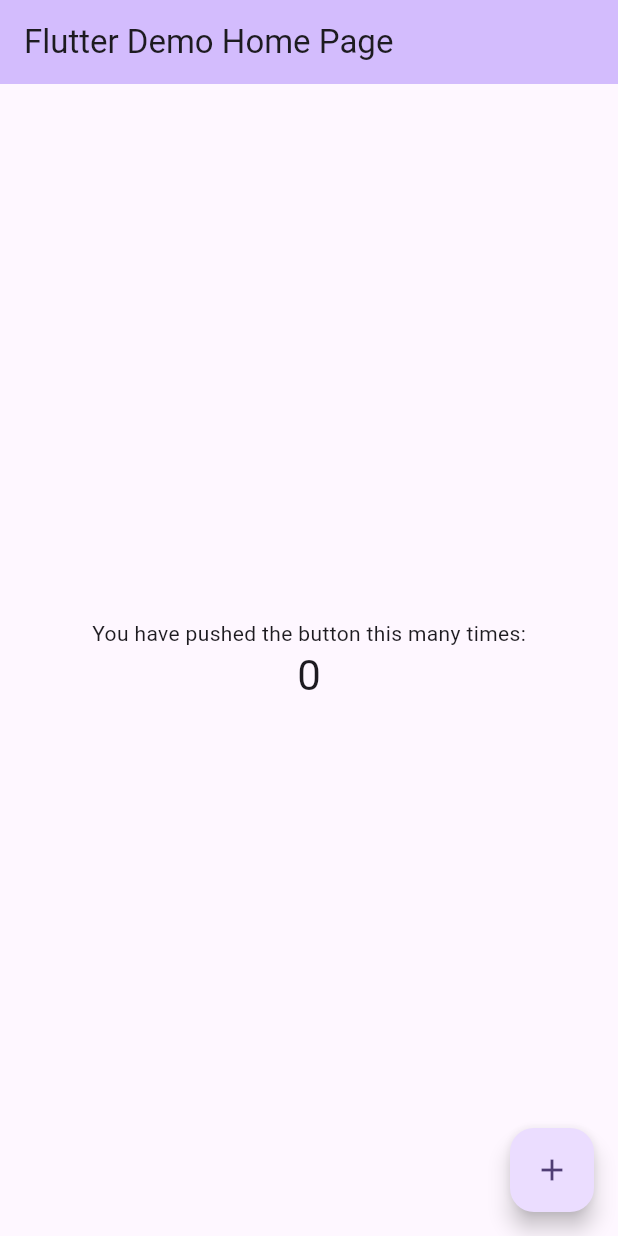
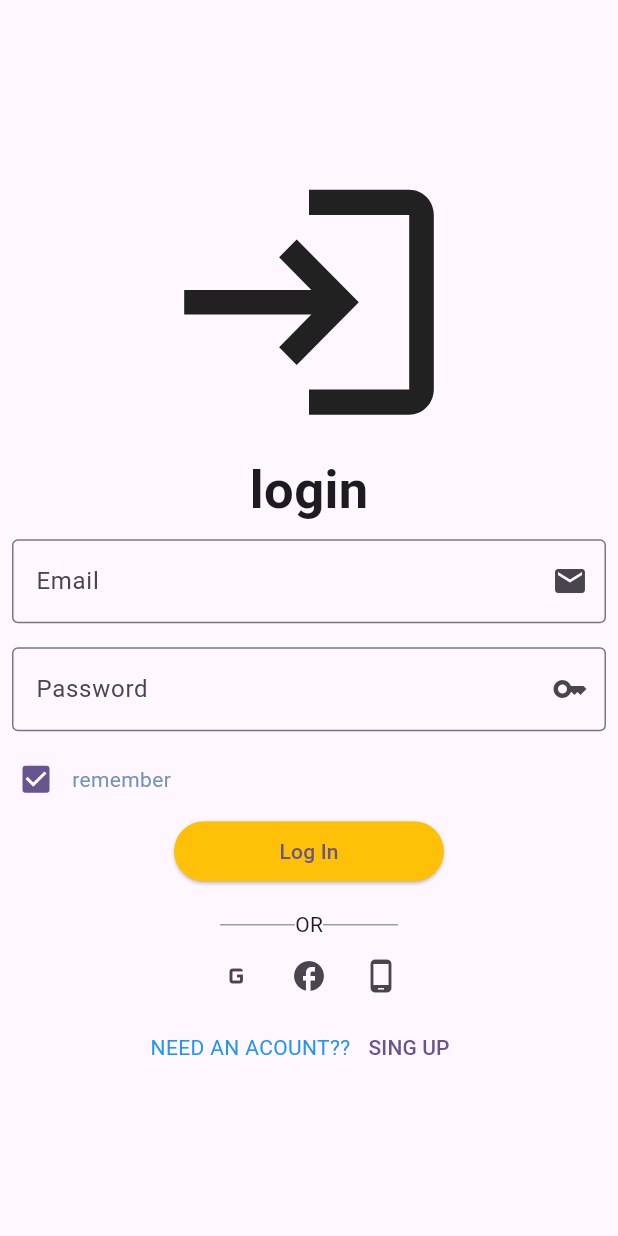
Before and after one commit to nnnnour/applecation, a Flutter app: the screen it shows after launch, on a phone screen of 412 x 824 dp. Run offline on Flutter 3.47's test engine with Material 3 defaults, Android fonts, the phone set to English and light mode, and no system bars.

Commit message:
login_signup

```diff
--- /dev/null
+++ b/lib/login.dart
@@ -0,0 +1,134 @@
+// ignore_for_file: use_build_context_synchronously
+
+import 'package:flutter/material.dart';
+import 'package:todo/singup2.dart';
+//import 'package:project1/hom.dart';
+//import 'package:shared_preferences/shared_preferences.dart';/
+
+// ignore: must_be_immutable
+class LogInPage extends StatelessWidget {
+  LogInPage({super.key});
+  TextEditingController emailController = TextEditingController();
+  TextEditingController passwordController = TextEditingController();
+
+  @override
+  Widget build(BuildContext context) {
+    return Scaffold(
+      body: Center(
+        child:
+            Column(mainAxisAlignment: MainAxisAlignment.spaceAround, children: [
+          Column(
+            children: [
+              const Icon(
+                Icons.login,
+                size: 200,
+              ),
+              Text(
+                'login',
+                style: TextStyle(fontSize: 35, fontWeight: FontWeight.bold),
+              ),
+              Padding(
+                padding: const EdgeInsets.all(8.0),
+                child: TextField(
+                  controller: emailController,
+                  decoration: const InputDecoration(
+                      labelText: "Email",
+                      suffixIcon: Icon(Icons.email),
+                      border: OutlineInputBorder()),
+                ),
+              ),
+              Padding(
+                padding: const EdgeInsets.all(8.0),
+                child: TextField(
+                  controller: passwordController,
+                  decoration: const InputDecoration(
+                      labelText: "Password",
+                      suffixIcon: Icon(Icons.key),
+                      border: OutlineInputBorder()),
+                ),
+              ),
+              Row(
+                children: [
+                  Checkbox(
+                    value: true,
+                    onChanged: (value) {},
+                  ),
+                  Text(
+                    'remember',
+                    style: TextStyle(color: Color.fromARGB(255, 112, 148, 178)),
+                  ),
+                ],
+              ),
+              SizedBox(
+                width: 180,
+                child: ElevatedButton(
+                    style: ButtonStyle(
+                        backgroundColor:
+                            MaterialStatePropertyAll(Colors.amber)),
+                    onPressed: () async {
+                      //  SharedPreferences sp =
+                      //     await SharedPreferences.getInstance();
+                      //  sp.setBool('isLogged', true);
+                      Navigator.push(
+                        context,
+                        MaterialPageRoute(builder: (context) => SignUp()),
+                      );
+                    },
+                    child: const Text('Log In')),
+              ),
+              SizedBox(
+                height: 15,
+              ),
+              const Row(
+                mainAxisAlignment: MainAxisAlignment.center,
+                children: [
+                  SizedBox(
+                    width: 50,
+                    child: Divider(
+                      color: Colors.grey,
+                      thickness: 1,
+                    ),
+                  ),
+                  Text('OR'),
+                  SizedBox(
+                    width: 50,
+                    child: Divider(
+                      color: Colors.grey,
+                      thickness: 1,
+                    ),
+                  ),
+
+                ],
+              ),
+               Row(
+                mainAxisAlignment: MainAxisAlignment.center,
+                    children: [
+                      IconButton(  onPressed: () {}, icon: Icon(Icons.g_mobiledata)),
+                          IconButton(onPressed: () {}, icon: Icon(Icons.facebook_sharp)),
+                              IconButton(onPressed: () {}, icon: Icon(Icons.phone_android_outlined)),
+                    ],
+                  ),
+              Row(
+                mainAxisAlignment: MainAxisAlignment.center,
+                children: [
+                  Text(
+                    'NEED AN ACOUNT??',
+                    style: TextStyle(color: Colors.blue),
+                  ),
+                  TextButton(
+                      onPressed: () async {
+                        Navigator.push(
+                          context,
+                          MaterialPageRoute(builder: (context) => SignUp()),
+                        );
+                      },
+                      child: Text('SING UP'))
+                ],
+              )
+            ],
+          )
+        ]),
+      ),
+    );
+  }
+}
--- a/lib/main.dart
+++ b/lib/main.dart
@@ -1,4 +1,5 @@
 import 'package:flutter/material.dart';
+import 'package:todo/login.dart';
 
 void main() {
   runApp(const MyApp());
@@ -31,95 +32,7 @@ class MyApp extends StatelessWidget {
         colorScheme: ColorScheme.fromSeed(seedColor: Colors.deepPurple),
         useMaterial3: true,
       ),
-      home: const MyHomePage(title: 'Flutter Demo Home Page'),
+      home:  LogInPage(),
     );
   }
 }
-
-class MyHomePage extends StatefulWidget {
-  const MyHomePage({super.key, required this.title});
-
-  // This widget is the home page of your application. It is stateful, meaning
-  // that it has a State object (defined below) that contains fields that affect
-  // how it looks.
-
-  // This class is the configuration for the state. It holds the values (in this
-  // case the title) provided by the parent (in this case the App widget) and
-  // used by the build method of the State. Fields in a Widget subclass are
-  // always marked "final".
-
-  final String title;
-
-  @override
-  State<MyHomePage> createState() => _MyHomePageState();
-}
-
-class _MyHomePageState extends State<MyHomePage> {
-  int _counter = 0;
-
-  void _incrementCounter() {
-    setState(() {
-      // This call to setState tells the Flutter framework that something has
-      // changed in this State, which causes it to rerun the build method below
-      // so that the display can reflect the updated values. If we changed
-      // _counter without calling setState(), then the build method would not be
-      // called again, and so nothing would appear to happen.
-      _counter++;
-    });
-  }
-
-  @override
-  Widget build(BuildContext context) {
-    // This method is rerun every time setState is called, for instance as done
-    // by the _incrementCounter method above.
-    //
-    // The Flutter framework has been optimized to make rerunning build methods
-    // fast, so that you can just rebuild anything that needs updating rather
-    // than having to individually change instances of widgets.
-    return Scaffold(
-      appBar: AppBar(
-        // TRY THIS: Try changing the color here to a specific color (to
-        // Colors.amber, perhaps?) and trigger a hot reload to see the AppBar
-        // change color while the other colors stay the same.
-        backgroundColor: Theme.of(context).colorScheme.inversePrimary,
-        // Here we take the value from the MyHomePage object that was created by
-        // the App.build method, and use it to set our appbar title.
-        title: Text(widget.title),
-      ),
-      body: Center(
-        // Center is a layout widget. It takes a single child and positions it
-        // in the middle of the parent.
-        child: Column(
-          // Column is also a layout widget. It takes a list of children and
-          // arranges them vertically. By default, it sizes itself to fit its
-          // children horizontally, and tries to be as tall as its parent.
-          //
-          // Column has various properties to control how it sizes itself and
-          // how it positions its children. Here we use mainAxisAlignment to
-          // center the children vertically; the main axis here is the vertical
-          // axis because Columns are vertical (the cross axis would be
-          // horizontal).
-          //
-          // TRY THIS: Invoke "debug painting" (choose the "Toggle Debug Paint"
-          // action in the IDE, or press "p" in the console), to see the
-          // wireframe for each widget.
-          mainAxisAlignment: MainAxisAlignment.center,
-          children: <Widget>[
-            const Text(
-              'You have pushed the button this many times:',
-            ),
-            Text(
-              '$_counter',
-              style: Theme.of(context).textTheme.headlineMedium,
-            ),
-          ],
-        ),
-      ),
-      floatingActionButton: FloatingActionButton(
-        onPressed: _incrementCounter,
-        tooltip: 'Increment',
-        child: const Icon(Icons.add),
-      ), // This trailing comma makes auto-formatting nicer for build methods.
-    );
-  }
-}
```
Also changed, not shown: lib/singup2.dart (added, +138 -0 lines).
